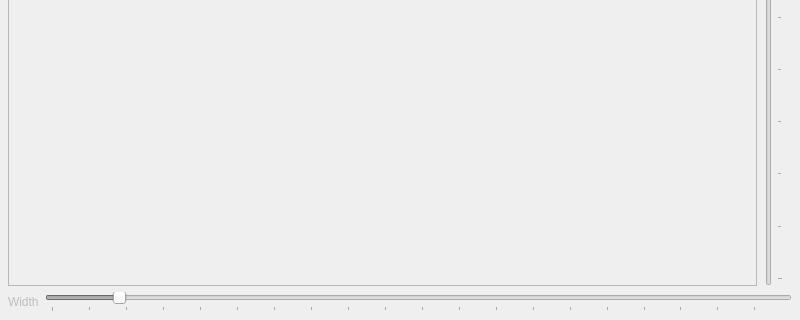
vlcvboyer/qwtplot3d-sourceforge, file qwtplot3d/examples/enrichments/src/enrichmentmainwindowbase4.ui: the form before one commit; both pictures show x 0 to 800 and y 280 to 600 of the 800 by 600 pixel window.
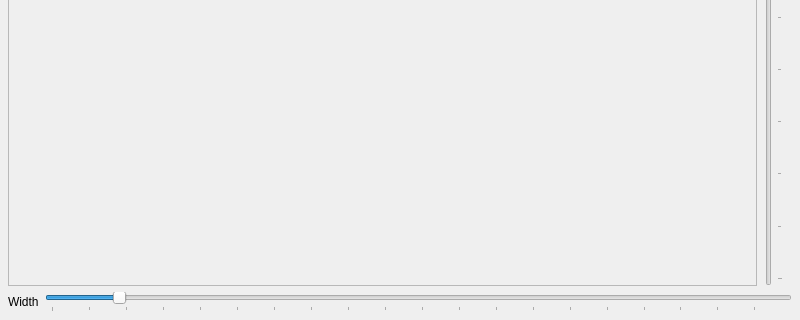
The form after the commit.

The edit to the form file:
```diff
--- a/qwtplot3d/examples/enrichments/src/enrichmentmainwindowbase4.ui
+++ b/qwtplot3d/examples/enrichments/src/enrichmentmainwindowbase4.ui
@@ -115,14 +115,12 @@
          <number>6</number>
         </property>
         <item>
-         <widget class="QLabel" name="label_2" >
-          <property name="enabled" >
-           <bool>false</bool>
+         <widget class="QLabel" name="label_2">
+          <property name="enabled">
+           <bool>true</bool>
           </property>
-          <property name="sizePolicy" >
-           <sizepolicy>
-            <hsizetype>0</hsizetype>
-            <vsizetype>0</vsizetype>
+          <property name="sizePolicy">
+           <sizepolicy hsizetype="Fixed" vsizetype="Fixed">
             <horstretch>0</horstretch>
             <verstretch>0</verstretch>
            </sizepolicy>
@@ -133,9 +131,9 @@
          </widget>
         </item>
         <item>
-         <widget class="QSlider" name="widthSlider" >
-          <property name="enabled" >
-           <bool>false</bool>
+         <widget class="QSlider" name="widthSlider">
+          <property name="enabled">
+           <bool>true</bool>
           </property>
           <property name="minimum" >
            <number>2</number>
```
Left out of the diff: 123 changed lines with no effect on the pictures.
